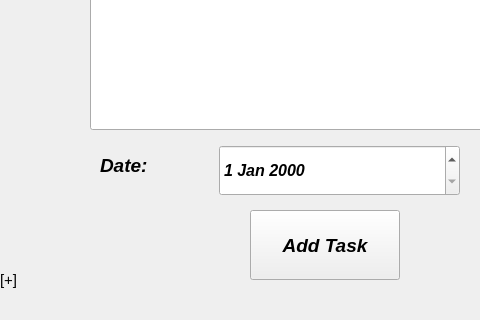
Before: the Qt Designer form addtask.ui in imtheprince7/Todo-App, drawn with Qt 5; both pictures show x 0 to 480 and y 280 to 600 of the 700 by 600 pixel window.
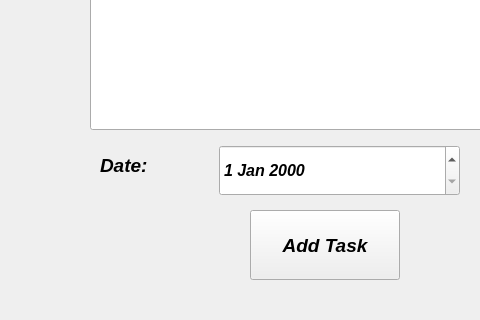
After: the same form once the commit is applied.

```diff
--- a/addtask.ui
+++ b/addtask.ui
@@ -193,30 +193,6 @@
     <string>Add Task</string>
    </property>
   </widget>
-  <widget class="QLabel" name="connectionMessageLabel">
-   <property name="geometry">
-    <rect>
-     <x>0</x>
-     <y>550</y>
-     <width>200</width>
-     <height>20</height>
-    </rect>
-   </property>
-   <property name="maximumSize">
-    <size>
-     <width>200</width>
-     <height>20</height>
-    </size>
-   </property>
-   <property name="font">
-    <font>
-     <pointsize>11</pointsize>
-    </font>
-   </property>
-   <property name="text">
-    <string>[+]</string>
-   </property>
-  </widget>
   <widget class="QLineEdit" name="TaskNameLineEdit">
    <property name="geometry">
     <rect>
```
